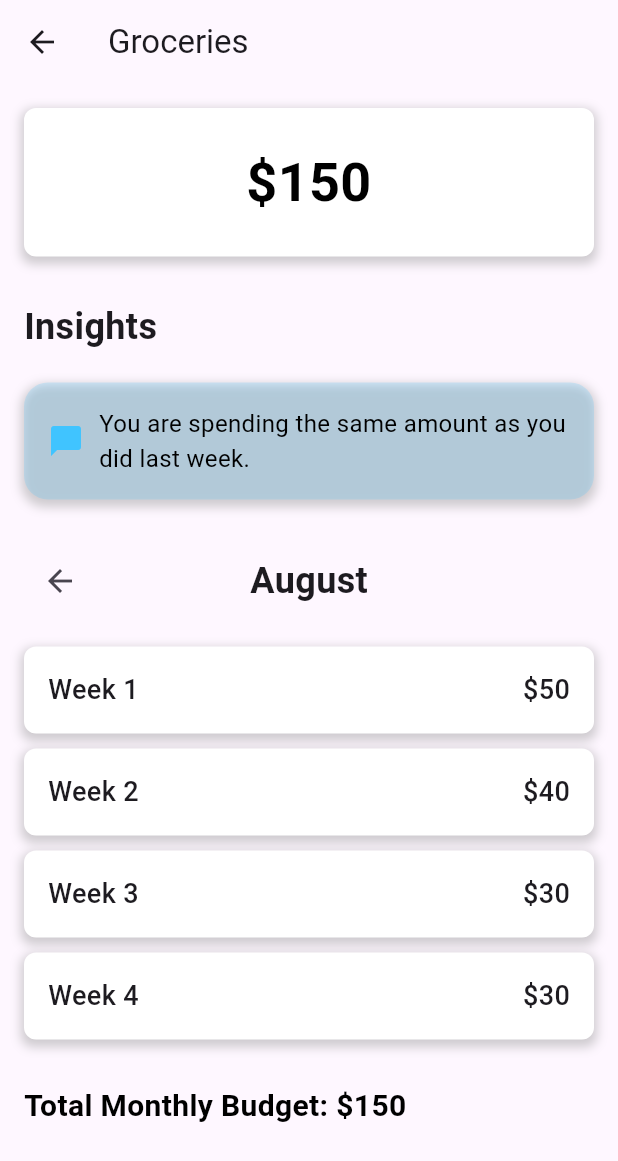
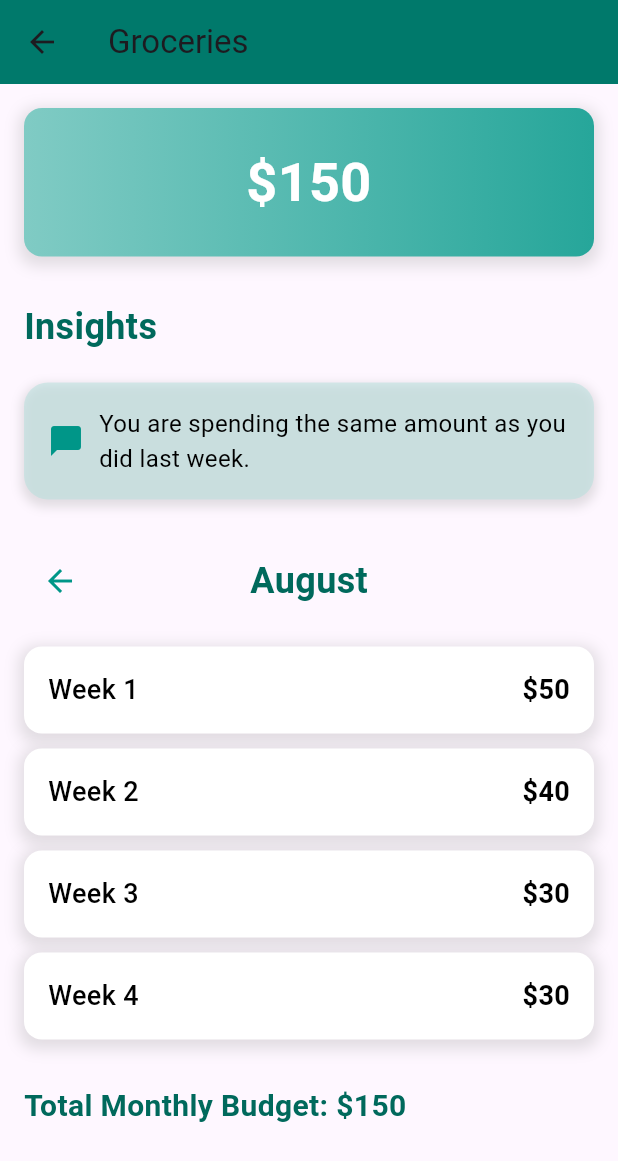
Before and after one commit to Ysoni18/onehacksapp2, a Flutter app: the screen it shows after launch, after a tap on "Groceries", on a phone screen of 412 x 824 dp. Shown: the top 1161 px of the screen. Run offline on Flutter 3.47's test engine with Material 3 defaults, Android fonts, the phone set to English and light mode, and no system bars; our stand-ins replace google_generative_ai.

Commit message:
frontend changes

```diff
--- a/lib/screens/chat.dart
+++ b/lib/screens/chat.dart
@@ -34,8 +34,9 @@ class _ChatPageState extends State<ChatPage> {
 
     if (response.statusCode == 200) {
       final data = jsonDecode(response.body);
+      final botResponse = data['response']?['text'] ?? 'No response from bot';
       setState(() {
-          _messages.add({'sender': 'bot', 'text': data['response'] ?? 'No response from bot'});
+        _messages.add({'sender': 'bot', 'text': botResponse});
       });
     } else {
       setState(() {
@@ -51,12 +52,15 @@ class _ChatPageState extends State<ChatPage> {
 
   Future<http.Response> _makeApiRequest(String message) {
   return http.post(
-      Uri.parse('https://api.gemini.com/v1/chatbot'), // Replace with your actual API endpoint
+    Uri.parse('https://generativelanguage.googleapis.com/v1beta/models/gemini-1.5-flash-latest:generateContent?key=AIzaSyBL_LQtxml6YxvEzzPM-2l4TtOfhgV00J8'), // Replace with your actual API endpoint
     headers: {
       'Content-Type': 'application/json',
       'Authorization': 'Bearer $apiKey',
     },
-      body: jsonEncode({'message': message}),
+    body: jsonEncode({
+      'message': message,
+      'context': _messages.isEmpty ? null : _messages.last, // Optional context for conversation flow
+    }),
   );
 }
 
--- a/lib/screens/groceries.dart
+++ b/lib/screens/groceries.dart
@@ -51,6 +51,7 @@ class _GroceriesPageState extends State<GroceriesPage> {
     return Scaffold(
       appBar: AppBar(
         title: const Text('Groceries'),
+        backgroundColor: Colors.teal[700],
       ),
       body: Padding(
         padding: const EdgeInsets.all(16.0),
@@ -59,11 +60,12 @@ class _GroceriesPageState extends State<GroceriesPage> {
           children: [
             _buildBudgetBox('\$${currentData['total']}'), // Reusing the budget box with the groceries amount
             const SizedBox(height: 30),
-            const Text(
+            Text(
               'Insights',
               style: TextStyle(
                 fontSize: 24,
-                fontWeight: FontWeight.bold,
+                fontWeight: FontWeight.w600,
+                color: Colors.teal[800],
               ),
             ),
             const SizedBox(height: 20),
@@ -83,14 +85,16 @@ class _GroceriesPageState extends State<GroceriesPage> {
       width: double.infinity,
       padding: const EdgeInsets.all(24.0),
       decoration: BoxDecoration(
-        color: Colors.white,
-        borderRadius: BorderRadius.circular(8.0),
+        gradient: LinearGradient(
+          colors: [Colors.teal[200]!, Colors.teal[400]!],
+        ),
+        borderRadius: BorderRadius.circular(12.0),
         boxShadow: [
           BoxShadow(
-            color: Colors.grey.withOpacity(0.5),
-            spreadRadius: 2,
-            blurRadius: 5,
-            offset: const Offset(0, 3), // changes position of shadow
+            color: Colors.grey.withOpacity(0.3),
+            spreadRadius: 3,
+            blurRadius: 8,
+            offset: const Offset(0, 3),
           ),
         ],
       ),
@@ -99,7 +103,7 @@ class _GroceriesPageState extends State<GroceriesPage> {
         style: const TextStyle(
           fontSize: 36,
           fontWeight: FontWeight.bold,
-          color: Colors.black,
+          color: Colors.white,
         ),
         textAlign: TextAlign.center,
       ),
@@ -110,20 +114,20 @@ class _GroceriesPageState extends State<GroceriesPage> {
     return Container(
       padding: const EdgeInsets.all(16.0),
       decoration: BoxDecoration(
-        color: Colors.lightBlueAccent.withOpacity(0.2),
+        color: Colors.teal[100]!.withOpacity(0.5),
         borderRadius: BorderRadius.circular(16.0),
         boxShadow: [
           BoxShadow(
-            color: Colors.grey.withOpacity(0.5),
+            color: Colors.grey.withOpacity(0.3),
             spreadRadius: 2,
             blurRadius: 5,
-            offset: const Offset(0, 3), // changes position of shadow
+            offset: const Offset(0, 3),
           ),
         ],
       ),
       child: Row(
         children: [
-          const Icon(Icons.chat_bubble, color: Colors.lightBlueAccent, size: 24),
+          const Icon(Icons.chat_bubble, color: Colors.teal, size: 24),
           const SizedBox(width: 10),
           Expanded(
             child: Text(
@@ -148,19 +152,20 @@ class _GroceriesPageState extends State<GroceriesPage> {
           children: [
             IconButton(
               onPressed: _goToPreviousMonth,
-              icon: const Icon(Icons.arrow_back),
+              icon: const Icon(Icons.arrow_back, color: Colors.teal),
             ),
             Text(
               data['month'],
-              style: const TextStyle(
+              style: TextStyle(
                 fontSize: 24,
-                fontWeight: FontWeight.bold,
+                fontWeight: FontWeight.w600,
+                color: Colors.teal[800],
               ),
             ),
             if (currentMonthIndex > 0) // Only show forward arrow if not at the latest month
               IconButton(
                 onPressed: _goToNextMonth,
-                icon: const Icon(Icons.arrow_forward),
+                icon: const Icon(Icons.arrow_forward, color: Colors.teal),
               )
             else
               const SizedBox(width: 48), // Placeholder to maintain alignment
@@ -174,10 +179,10 @@ class _GroceriesPageState extends State<GroceriesPage> {
         const SizedBox(height: 20),
         Text(
           'Total Monthly Budget: \$${data['total']}',
-          style: const TextStyle(
+          style: TextStyle(
             fontSize: 20,
             fontWeight: FontWeight.bold,
-            color: Colors.black,
+            color: Colors.teal[800],
           ),
         ),
       ],
@@ -189,13 +194,13 @@ class _GroceriesPageState extends State<GroceriesPage> {
       padding: const EdgeInsets.all(16.0),
       decoration: BoxDecoration(
         color: Colors.white,
-        borderRadius: BorderRadius.circular(8.0),
+        borderRadius: BorderRadius.circular(12.0),
         boxShadow: [
           BoxShadow(
-            color: Colors.grey.withOpacity(0.5),
-            spreadRadius: 2,
-            blurRadius: 5,
-            offset: const Offset(0, 3), // changes position of shadow
+            color: Colors.grey.withOpacity(0.3),
+            spreadRadius: 3,
+            blurRadius: 8,
+            offset: const Offset(0, 3),
           ),
         ],
       ),
@@ -207,13 +212,15 @@ class _GroceriesPageState extends State<GroceriesPage> {
             style: const TextStyle(
               fontSize: 18,
               fontWeight: FontWeight.w500,
+              color: Colors.black,
             ),
           ),
           Text(
             amount,
             style: const TextStyle(
               fontSize: 18,
-              fontWeight: FontWeight.w500,
+              fontWeight: FontWeight.bold,
+              color: Colors.black,
             ),
           ),
         ],
--- a/lib/screens/home.dart
+++ b/lib/screens/home.dart
@@ -30,7 +30,10 @@ class _HomeScreenState extends State<HomeScreen> {
   Widget build(BuildContext context) {
     return Scaffold(
       appBar: AppBar(
-        title: const Text('BudgetPal'),
+        title: const Text('BudgetPal',
+        style: TextStyle(color: Colors.white),
+        ),
+        backgroundColor: Colors.teal[700],
       ),
       body: _pages[_selectedIndex], // Display the selected page
       bottomNavigationBar: BottomNavigationBar(
@@ -65,124 +68,57 @@ class HomePage extends StatelessWidget {
       child: Column(
         crossAxisAlignment: CrossAxisAlignment.start,
         children: [
-          const Text(
+          Text(
             'Hello, User',
             style: TextStyle(
-              fontSize: 24,
+              fontSize: 28,
               fontWeight: FontWeight.bold,
+              color: Colors.teal[800],
             ),
           ),
           const SizedBox(height: 20),
-          const Text(
-            'Current Investments',
-            style: TextStyle(
-              fontSize: 24,
-              fontWeight: FontWeight.bold,
-            ),
-          ),
+          _buildSectionTitle('My Current Budget', Icons.account_balance_wallet),
           const SizedBox(height: 20),
-          Row(
-            mainAxisAlignment: MainAxisAlignment.spaceBetween,
-            children: [
-              Expanded(
-                child: Column(
-                  crossAxisAlignment: CrossAxisAlignment.start,
-                  children: [
-                    const Text(
-                      'Stocks',
-                      style: TextStyle(
-                        fontSize: 20,
-                        fontWeight: FontWeight.bold,
-                      ),
-                    ),
-                    const SizedBox(height: 10),
-                    _buildInvestmentBox('NVDA'),
-                    const SizedBox(height: 10),
-                    _buildInvestmentBox('AAPL'),
-                  ],
-                ),
-              ),
-              const SizedBox(width: 40), // Space between Stocks and Index Funds
-              Expanded(
-                child: Column(
-                  crossAxisAlignment: CrossAxisAlignment.start,
-                  children: [
-                    const Text(
-                      'Index Funds',
-                      style: TextStyle(
-                        fontSize: 20,
-                        fontWeight: FontWeight.bold,
-                      ),
-                    ),
-                    const SizedBox(height: 10),
-                    _buildInvestmentBox('S&P 500'),
-                    const SizedBox(height: 10),
-                    _buildInvestmentBox('Vanguard'),
-                  ],
-                ),
-              ),
-            ],
-          ),
-          const SizedBox(height: 30), // Space before the budget section
-          const Text(
-            'My Current Budget',
-            style: TextStyle(
-              fontSize: 24,
-              fontWeight: FontWeight.bold,
-            ),
-          ),
-          const SizedBox(height: 20),
-          _buildBudgetBox('\$450'), // Budget box with placeholder value
-          const SizedBox(height: 30), // Space before the spending list
+          _buildBudgetCard('\$450'),
+          const SizedBox(height: 30),
           _buildSpendingList(context),
         ],
       ),
     );
   }
 
-  Widget _buildInvestmentBox(String text) {
-    return GestureDetector(
-      onTap: () {
-        // Handle tap event
-      },
-      child: Container(
-        padding: const EdgeInsets.all(12.0),
-        decoration: BoxDecoration(
-          color: Colors.white,
-          borderRadius: BorderRadius.circular(8.0),
-          boxShadow: [
-            BoxShadow(
-              color: Colors.grey.withOpacity(0.5),
-              spreadRadius: 2,
-              blurRadius: 5,
-              offset: const Offset(0, 3), // changes position of shadow
+  Widget _buildSectionTitle(String title, IconData icon) {
+    return Row(
+      children: [
+        Icon(icon, color: Colors.teal[700]),
+        const SizedBox(width: 8),
+        Text(
+          title,
+          style: TextStyle(
+            fontSize: 24,
+            fontWeight: FontWeight.w600,
+            color: Colors.teal[800],
+          ),
         ),
       ],
-        ),
-        child: Text(
-          text,
-          style: const TextStyle(
-            fontSize: 18,
-            color: Colors.green,
-          ),
-        ),
-      ),
     );
   }
 
-  Widget _buildBudgetBox(String budget) {
+  Widget _buildBudgetCard(String budget) {
     return Container(
       width: double.infinity,
       padding: const EdgeInsets.all(24.0),
       decoration: BoxDecoration(
-        color: Colors.white,
-        borderRadius: BorderRadius.circular(8.0),
+        gradient: LinearGradient(
+          colors: [Colors.teal[200]!, Colors.teal[400]!],
+        ),
+        borderRadius: BorderRadius.circular(12.0),
         boxShadow: [
           BoxShadow(
-            color: Colors.grey.withOpacity(0.5),
-            spreadRadius: 2,
-            blurRadius: 5,
-            offset: const Offset(0, 3), // changes position of shadow
+            color: Colors.grey.withOpacity(0.3),
+            spreadRadius: 3,
+            blurRadius: 8,
+            offset: const Offset(0, 3),
           ),
         ],
       ),
@@ -191,7 +127,7 @@ class HomePage extends StatelessWidget {
         style: const TextStyle(
           fontSize: 36,
           fontWeight: FontWeight.bold,
-          color: Colors.black,
+          color: Colors.white,
         ),
         textAlign: TextAlign.center,
       ),
@@ -201,16 +137,16 @@ class HomePage extends StatelessWidget {
   Widget _buildSpendingList(BuildContext context) {
     return Column(
       children: [
-        _buildSpendingItem(context, 'Groceries', '\$150', const GroceriesPage()),
+        _buildSpendingItem(context, 'Groceries', '\$150', const GroceriesPage(), Icons.shopping_cart),
         const SizedBox(height: 10),
-        _buildSpendingItem(context, 'Utilities', '\$100', const UtilitiesPage()),
+        _buildSpendingItem(context, 'Utilities', '\$100', const UtilitiesPage(), Icons.lightbulb_outline),
         const SizedBox(height: 10),
-        _buildSpendingItem(context, 'Entertainment', '\$50', const EntertainmentPage()),
+        _buildSpendingItem(context, 'Entertainment', '\$50', const EntertainmentPage(), Icons.movie),
       ],
     );
   }
 
-  Widget _buildSpendingItem(BuildContext context, String type, String amount, Widget page) {
+  Widget _buildSpendingItem(BuildContext context, String type, String amount, Widget page, IconData icon) {
     return GestureDetector(
       onTap: () {
         Navigator.push(
@@ -219,34 +155,42 @@ class HomePage extends StatelessWidget {
         );
       },
       child: Container(
-        padding: const EdgeInsets.symmetric(vertical: 12.0, horizontal: 16.0),
+        padding: const EdgeInsets.symmetric(vertical: 16.0, horizontal: 16.0),
         decoration: BoxDecoration(
           color: Colors.white,
-          borderRadius: BorderRadius.circular(8.0),
+          borderRadius: BorderRadius.circular(12.0),
           boxShadow: [
             BoxShadow(
-              color: Colors.grey.withOpacity(0.5),
+              color: Colors.grey.withOpacity(0.2),
               spreadRadius: 2,
               blurRadius: 5,
-              offset: const Offset(0, 3), // changes position of shadow
+              offset: const Offset(0, 3),
             ),
           ],
         ),
         child: Row(
           mainAxisAlignment: MainAxisAlignment.spaceBetween,
           children: [
+            Row(
+              children: [
+                Icon(icon, color: Colors.teal[700]),
+                const SizedBox(width: 10),
                 Text(
                   type,
                   style: const TextStyle(
                     fontSize: 18,
                     fontWeight: FontWeight.w500,
+                    color: Colors.black,
                   ),
+                ),
+              ],
             ),
             Text(
               amount,
               style: const TextStyle(
                 fontSize: 18,
-                fontWeight: FontWeight.w500,
+                fontWeight: FontWeight.bold,
+                color: Colors.black,
               ),
             ),
           ],
--- a/pubspec.yaml
+++ b/pubspec.yaml
@@ -32,7 +32,9 @@ dependencies:
     sdk: flutter
   fl_chart: ^0.69.0
   http: ^1.2.2
-
+  shared_preferences: ^2.3.2
+  flutter_local_notifications: ^17.2.2
+  timezone: ^0.9.4
 
   # The following adds the Cupertino Icons font to your application.
   # Use with the CupertinoIcons class for iOS style icons.
```
Also changed, not shown: pubspec.lock, 1 other file. Lines whose indentation alone changed are shown as unchanged.
